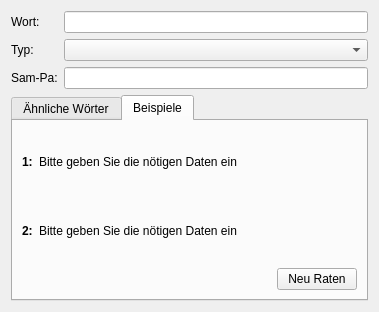
Before: the Qt Designer form ui/resolvewordpage.ui in KDE/simon, drawn with Qt 5.
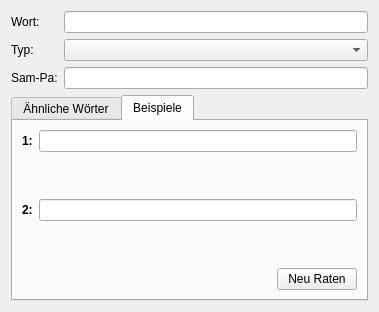
After: the same form once the commit is applied. The open tabs and pages were chosen to show the change. Icons and pictures are not drawn.

```diff
--- a/ui/resolvewordpage.ui
+++ b/ui/resolvewordpage.ui
@@ -115,17 +115,7 @@
          </property>
         </widget>
        </item>
-       <item row="0" column="1" >
-        <widget class="QLabel" name="lbExample1" >
-         <property name="text" >
-          <string>Bitte geben Sie die nötigen Daten ein</string>
-         </property>
-         <property name="wordWrap" >
-          <bool>true</bool>
-         </property>
-        </widget>
-       </item>
-       <item row="1" column="0" >
+       <item row="2" column="0" >
         <widget class="QLabel" name="lbSample2Desc" >
          <property name="maximumSize" >
           <size>
@@ -144,17 +134,7 @@
          </property>
         </widget>
        </item>
-       <item row="1" column="1" >
-        <widget class="QLabel" name="lbExample2" >
-         <property name="text" >
-          <string>Bitte geben Sie die nötigen Daten ein</string>
-         </property>
-         <property name="wordWrap" >
-          <bool>true</bool>
-         </property>
-        </widget>
-       </item>
-       <item row="2" column="1" >
+       <item row="4" column="1" >
         <layout class="QHBoxLayout" >
          <item>
           <spacer>
@@ -181,6 +161,26 @@
          </item>
         </layout>
        </item>
+       <item row="0" column="1" >
+        <widget class="QLineEdit" name="leExample1" />
+       </item>
+       <item row="2" column="1" >
+        <widget class="QLineEdit" name="leExample2" />
+       </item>
+       <item row="1" column="1" >
+        <widget class="QLabel" name="lbError1" >
+         <property name="text" >
+          <string/>
+         </property>
+        </widget>
+       </item>
+       <item row="3" column="1" >
+        <widget class="QLabel" name="lbError2" >
+         <property name="text" >
+          <string/>
+         </property>
+        </widget>
+       </item>
       </layout>
      </widget>
     </widget>
```
Left out of the diff: 5 changed lines with no effect on the pictures.
